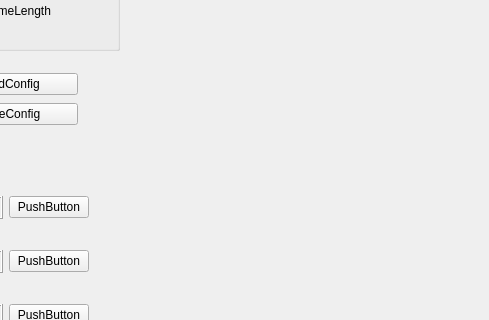
First picture: the form in Hazama/hazama.ui, repository tnct-spc/procon2017-comp, before the edit; both pictures show x 741 to 1230 and y 127 to 447 of the 1230 by 598 pixel window.
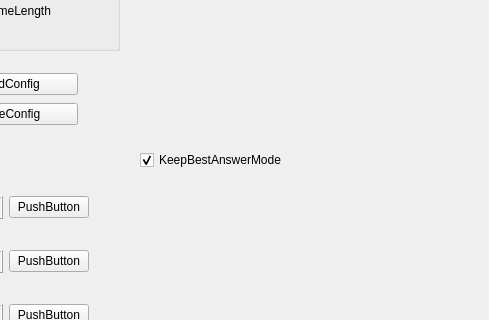
Second picture: the form after the edit.

Commit message: [update] 低い評価でも更新できるボタンをついかしてstepを便利に

```diff
--- a/Hazama/hazama.ui
+++ b/Hazama/hazama.ui
@@ -338,6 +338,28 @@
      </item>
     </layout>
    </widget>
+   <widget class="QWidget" name="verticalLayoutWidget_3">
+    <property name="geometry">
+     <rect>
+      <x>870</x>
+      <y>10</y>
+      <width>351</width>
+      <height>521</height>
+     </rect>
+    </property>
+    <layout class="QVBoxLayout" name="verticalLayout_3">
+     <item>
+      <widget class="QCheckBox" name="isKeepBestAnswerMode">
+       <property name="text">
+        <string>KeepBestAnswerMode</string>
+       </property>
+       <property name="checked">
+        <bool>true</bool>
+       </property>
+      </widget>
+     </item>
+    </layout>
+   </widget>
   </widget>
   <widget class="QMenuBar" name="menuBar">
    <property name="geometry">
```
The commit also changes 3 other files.
